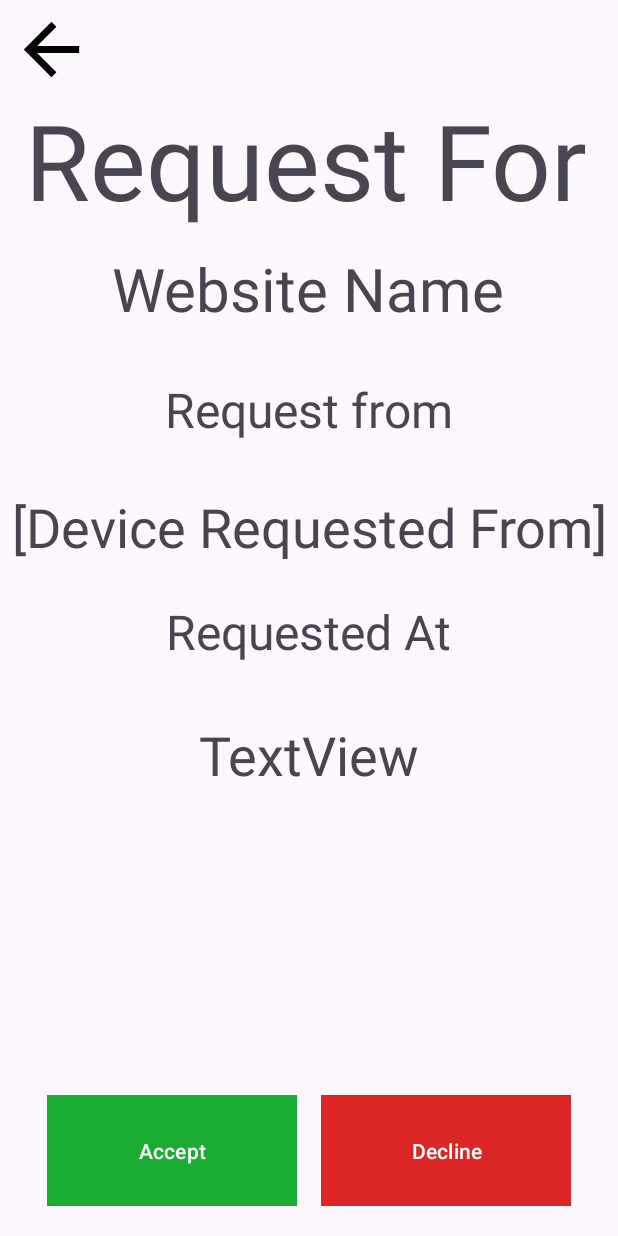
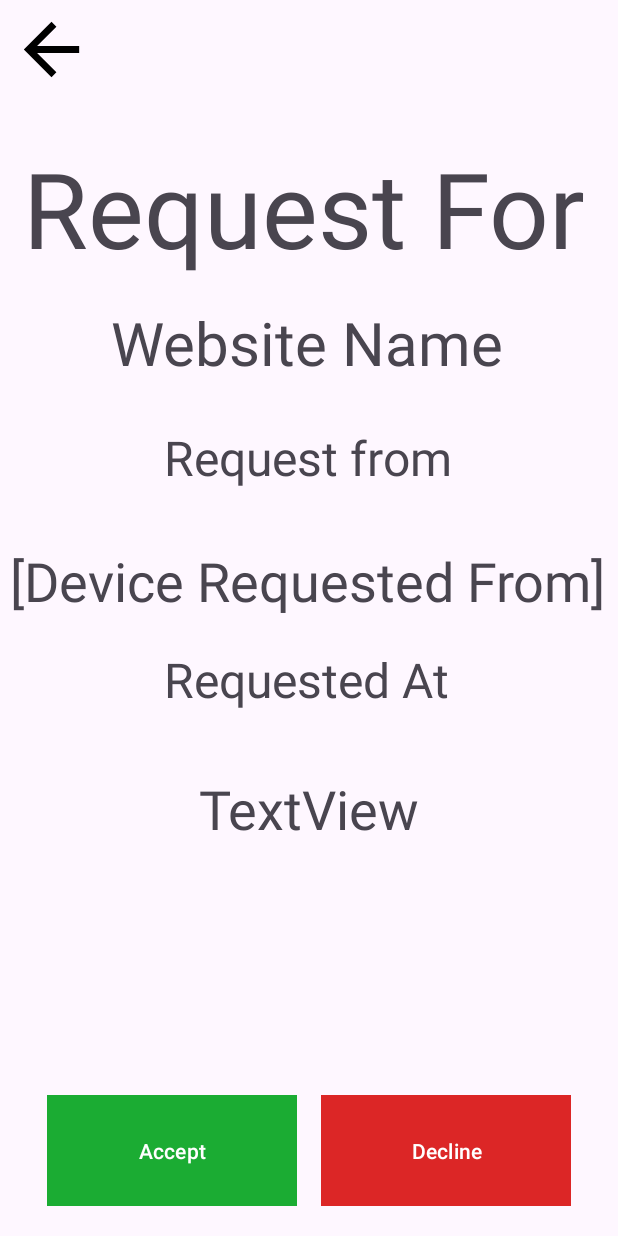
Before and after one commit to Potatodead777/Biometric-Authentication-App, an Android app: the RequestActivity screen opened directly, with no data from a screen before it, on a phone screen of 412 x 824 dp. Run offline under Robolectric (Android 15) with nearby library versions, the phone set to English and light mode, and no system bars; our stand-ins replace Volley; network calls fail; 1 statement that could not run was skipped.

```diff
--- a/mobile/app/src/main/res/layout/view_request.xml
+++ b/mobile/app/src/main/res/layout/view_request.xml
@@ -15,31 +15,6 @@
         android:src="@drawable/baseline_arrow_back_24"
         app:layout_constraintStart_toStartOf="parent"
         app:layout_constraintTop_toTopOf="parent" />
-
-    <TextView
-        android:id="@+id/textView4"
-        android:layout_width="wrap_content"
-        android:layout_height="wrap_content"
-        android:layout_marginTop="60dp"
-        android:text="Request For"
-        android:textSize="70dp"
-        app:layout_constraintEnd_toEndOf="parent"
-        app:layout_constraintHorizontal_bias="0.444"
-        app:layout_constraintStart_toStartOf="parent"
-        app:layout_constraintTop_toTopOf="parent" />
-
-    <TextView
-        android:id="@+id/websiteNameRequest"
-        android:layout_width="wrap_content"
-        android:layout_height="wrap_content"
-        android:layout_marginStart="176dp"
-        android:layout_marginTop="12dp"
-        android:layout_marginEnd="177dp"
-        android:text="Website Name"
-        android:textSize="40dp"
-        app:layout_constraintEnd_toEndOf="parent"
-        app:layout_constraintStart_toStartOf="parent"
-        app:layout_constraintTop_toBottomOf="@+id/textView4" />
 
 
     <LinearLayout
@@ -76,15 +51,56 @@
     </LinearLayout>
 
     <TextView
+        android:id="@+id/textView8"
+        android:layout_width="wrap_content"
+        android:layout_height="wrap_content"
+        android:layout_marginStart="178dp"
+        android:layout_marginTop="40dp"
+        android:layout_marginEnd="175dp"
+        android:text="TextView"
+        android:textSize="36dp"
+        app:layout_constraintEnd_toEndOf="parent"
+        app:layout_constraintHorizontal_bias="0.516"
+        app:layout_constraintStart_toStartOf="parent"
+        app:layout_constraintTop_toBottomOf="@+id/textView7" />
+
+    <TextView
+        android:id="@+id/textView4"
+        android:layout_width="wrap_content"
+        android:layout_height="wrap_content"
+        android:layout_marginTop="92dp"
+        android:text="Request For"
+        android:textSize="70dp"
+        app:layout_constraintEnd_toEndOf="parent"
+        app:layout_constraintHorizontal_bias="0.416"
+        app:layout_constraintStart_toStartOf="parent"
+        app:layout_constraintTop_toTopOf="parent" />
+
+    <TextView
+        android:id="@+id/websiteNameRequest"
+        android:layout_width="wrap_content"
+        android:layout_height="wrap_content"
+        android:layout_marginStart="176dp"
+        android:layout_marginTop="16dp"
+        android:layout_marginEnd="177dp"
+        android:text="Website Name"
+        android:textSize="40dp"
+        app:layout_constraintEnd_toEndOf="parent"
+        app:layout_constraintHorizontal_bias="0.504"
+        app:layout_constraintStart_toStartOf="parent"
+        app:layout_constraintTop_toBottomOf="@+id/textView4" />
+
+    <TextView
         android:id="@+id/textView5"
         android:layout_width="wrap_content"
         android:layout_height="wrap_content"
         android:layout_marginStart="163dp"
-        android:layout_marginTop="32dp"
+        android:layout_marginTop="28dp"
         android:layout_marginEnd="163dp"
         android:text="Request from"
         android:textSize="32dp"
         app:layout_constraintEnd_toEndOf="parent"
+        app:layout_constraintHorizontal_bias="0.509"
         app:layout_constraintStart_toStartOf="parent"
         app:layout_constraintTop_toBottomOf="@+id/websiteNameRequest" />
 
@@ -93,12 +109,12 @@
         android:layout_width="wrap_content"
         android:layout_height="wrap_content"
         android:layout_marginStart="127dp"
-        android:layout_marginTop="32dp"
+        android:layout_marginTop="36dp"
         android:layout_marginEnd="128dp"
         android:text="[Device Requested From]"
         android:textSize="36dp"
         app:layout_constraintEnd_toEndOf="parent"
-        app:layout_constraintHorizontal_bias="0.497"
+        app:layout_constraintHorizontal_bias="0.502"
         app:layout_constraintStart_toStartOf="parent"
         app:layout_constraintTop_toBottomOf="@+id/textView5" />
 
@@ -107,26 +123,12 @@
         android:layout_width="wrap_content"
         android:layout_height="wrap_content"
         android:layout_marginStart="163dp"
-        android:layout_marginTop="24dp"
+        android:layout_marginTop="20dp"
         android:layout_marginEnd="164dp"
         android:text="Requested At"
         android:textSize="32dp"
         app:layout_constraintEnd_toEndOf="parent"
-        app:layout_constraintHorizontal_bias="0.504"
+        app:layout_constraintHorizontal_bias="0.514"
         app:layout_constraintStart_toStartOf="parent"
         app:layout_constraintTop_toBottomOf="@+id/textView6" />
-
-    <TextView
-        android:id="@+id/textView8"
-        android:layout_width="wrap_content"
-        android:layout_height="wrap_content"
-        android:layout_marginStart="178dp"
-        android:layout_marginTop="36dp"
-        android:layout_marginEnd="175dp"
-        android:text="TextView"
-        android:textSize="36dp"
-        app:layout_constraintEnd_toEndOf="parent"
-        app:layout_constraintHorizontal_bias="0.516"
-        app:layout_constraintStart_toStartOf="parent"
-        app:layout_constraintTop_toBottomOf="@+id/textView7" />
 </androidx.constraintlayout.widget.ConstraintLayout>
```
Also changed, not shown: mobile/app/src/main/java/com/example/myapplication/RequestActivity.java (+6 -4 lines), 3 other files.
